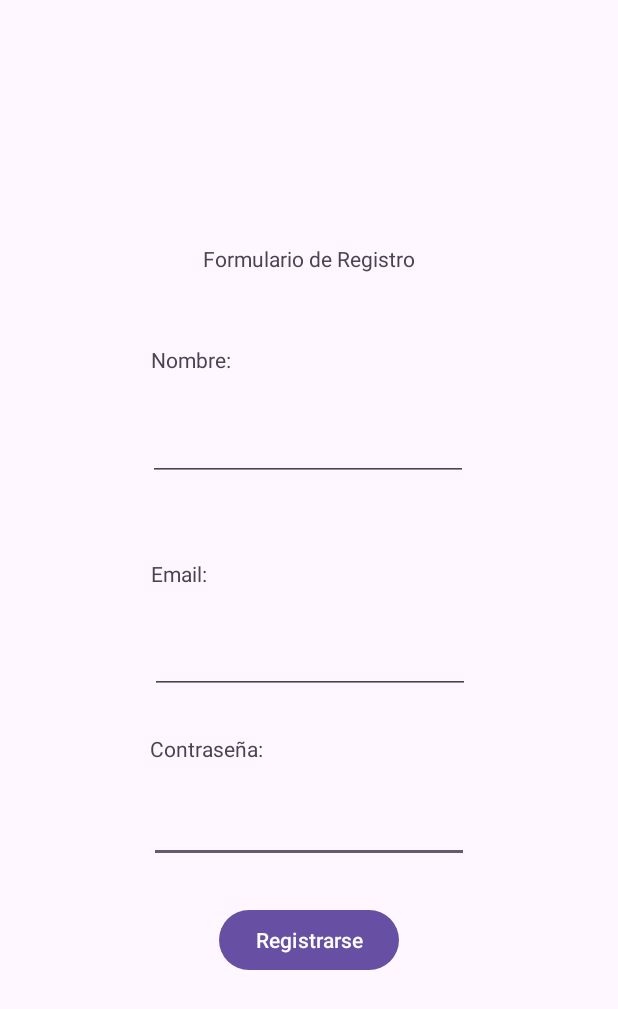
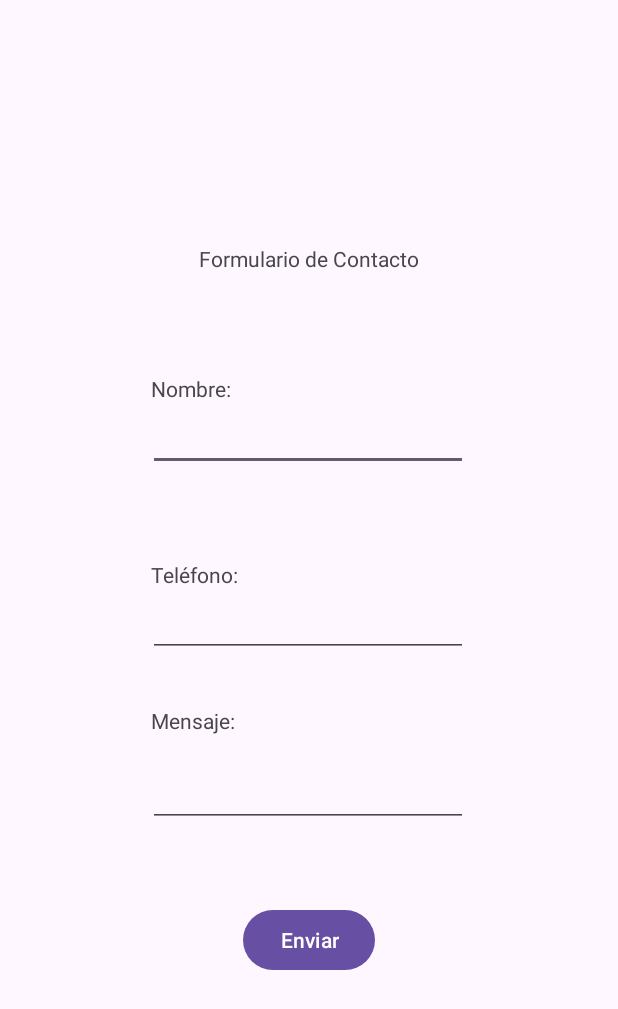
Before and after one commit to LuisGM875/Programacion_para_Movil_Java, an Android app: the screen it shows after launch (MainActivity), on a phone screen of 412 x 824 dp. Shown: the top 1009 px of the screen. Run offline under Robolectric (Android 15) with nearby library versions, the phone set to English and light mode, and no system bars.

Commit message:
feat: update a view for contact form

```diff
--- a/app/src/main/res/layout/activity_main.xml
+++ b/app/src/main/res/layout/activity_main.xml
@@ -11,7 +11,7 @@
         android:id="@+id/button"
         android:layout_width="wrap_content"
         android:layout_height="wrap_content"
-        android:text="Registrarse"
+        android:text="Enviar"
         app:layout_constraintBottom_toBottomOf="parent"
         app:layout_constraintEnd_toEndOf="parent"
         app:layout_constraintStart_toStartOf="parent"
@@ -22,62 +22,12 @@
         android:id="@+id/textView2"
         android:layout_width="wrap_content"
         android:layout_height="wrap_content"
-        android:text="Formulario de Registro"
+        android:text="Formulario de Contacto"
         app:layout_constraintBottom_toBottomOf="parent"
         app:layout_constraintEnd_toEndOf="parent"
         app:layout_constraintStart_toStartOf="parent"
         app:layout_constraintTop_toTopOf="parent"
         app:layout_constraintVertical_bias="0.202" />
-
-    <TextView
-        android:id="@+id/textView3"
-        android:layout_width="wrap_content"
-        android:layout_height="wrap_content"
-        android:text="Nombre:"
-        app:layout_constraintBottom_toBottomOf="parent"
-        app:layout_constraintEnd_toEndOf="parent"
-        app:layout_constraintHorizontal_bias="0.28"
-        app:layout_constraintStart_toStartOf="parent"
-        app:layout_constraintTop_toTopOf="parent"
-        app:layout_constraintVertical_bias="0.286" />
-
-    <TextView
-        android:id="@+id/textView4"
-        android:layout_width="wrap_content"
-        android:layout_height="wrap_content"
-        android:text="Email:"
-        app:layout_constraintBottom_toBottomOf="parent"
-        app:layout_constraintEnd_toEndOf="parent"
-        app:layout_constraintHorizontal_bias="0.268"
-        app:layout_constraintStart_toStartOf="parent"
-        app:layout_constraintTop_toTopOf="parent"
-        app:layout_constraintVertical_bias="0.463" />
-
-    <TextView
-        android:id="@+id/textView5"
-        android:layout_width="wrap_content"
-        android:layout_height="wrap_content"
-        android:text="Contraseña:"
-        app:layout_constraintBottom_toBottomOf="parent"
-        app:layout_constraintEnd_toEndOf="parent"
-        app:layout_constraintHorizontal_bias="0.297"
-        app:layout_constraintStart_toStartOf="parent"
-        app:layout_constraintTop_toTopOf="parent"
-        app:layout_constraintVertical_bias="0.608" />
-
-    <EditText
-        android:id="@+id/editTextTextPassword"
-        android:layout_width="wrap_content"
-        android:layout_height="wrap_content"
-        android:layout_marginTop="14dp"
-        android:layout_marginBottom="20dp"
-        android:ems="10"
-        android:inputType="textPassword"
-        android:visibility="visible"
-        app:layout_constraintBottom_toTopOf="@+id/button"
-        app:layout_constraintEnd_toEndOf="parent"
-        app:layout_constraintStart_toStartOf="parent"
-        app:layout_constraintTop_toBottomOf="@+id/textView5" />
 
     <EditText
         android:id="@+id/editTextText2"
@@ -90,19 +40,69 @@
         app:layout_constraintHorizontal_bias="0.497"
         app:layout_constraintStart_toStartOf="parent"
         app:layout_constraintTop_toBottomOf="@+id/textView3"
-        app:layout_constraintVertical_bias="0.049" />
+        app:layout_constraintVertical_bias="0.0" />
+
+    <TextView
+        android:id="@+id/textView3"
+        android:layout_width="wrap_content"
+        android:layout_height="wrap_content"
+        android:text="Nombre:"
+        app:layout_constraintBottom_toBottomOf="parent"
+        app:layout_constraintEnd_toEndOf="parent"
+        app:layout_constraintHorizontal_bias="0.28"
+        app:layout_constraintStart_toStartOf="parent"
+        app:layout_constraintTop_toTopOf="parent"
+        app:layout_constraintVertical_bias="0.31" />
 
     <EditText
         android:id="@+id/editTextText3"
         android:layout_width="wrap_content"
         android:layout_height="wrap_content"
         android:ems="10"
-        android:inputType="text|textEmailAddress"
+        android:inputType="phone"
         app:layout_constraintBottom_toBottomOf="parent"
         app:layout_constraintEnd_toEndOf="parent"
-        app:layout_constraintHorizontal_bias="0.502"
+        app:layout_constraintHorizontal_bias="0.497"
+        app:layout_constraintStart_toStartOf="parent"
+        app:layout_constraintTop_toBottomOf="@+id/textView4"
+        app:layout_constraintVertical_bias="0.0" />
+
+    <TextView
+        android:id="@+id/textView4"
+        android:layout_width="wrap_content"
+        android:layout_height="wrap_content"
+        android:text="Teléfono:"
+        app:layout_constraintBottom_toBottomOf="parent"
+        app:layout_constraintEnd_toEndOf="parent"
+        app:layout_constraintHorizontal_bias="0.284"
         app:layout_constraintStart_toStartOf="parent"
         app:layout_constraintTop_toTopOf="parent"
-        app:layout_constraintVertical_bias="0.536" />
+        app:layout_constraintVertical_bias="0.464" />
+
+    <EditText
+        android:id="@+id/editTextTextMultiLine"
+        android:layout_width="wrap_content"
+        android:layout_height="60dp"
+        android:ems="10"
+        android:gravity="start|top"
+        android:inputType="textMultiLine"
+        app:layout_constraintBottom_toBottomOf="parent"
+        app:layout_constraintEnd_toEndOf="parent"
+        app:layout_constraintHorizontal_bias="0.497"
+        app:layout_constraintStart_toStartOf="parent"
+        app:layout_constraintTop_toBottomOf="@+id/textView5"
+        app:layout_constraintVertical_bias="0.004" />
+
+    <TextView
+        android:id="@+id/textView5"
+        android:layout_width="wrap_content"
+        android:layout_height="wrap_content"
+        android:text="Mensaje:"
+        app:layout_constraintBottom_toBottomOf="parent"
+        app:layout_constraintEnd_toEndOf="parent"
+        app:layout_constraintHorizontal_bias="0.282"
+        app:layout_constraintStart_toStartOf="parent"
+        app:layout_constraintTop_toTopOf="parent"
+        app:layout_constraintVertical_bias="0.585" />
 
 </androidx.constraintlayout.widget.ConstraintLayout>
```
